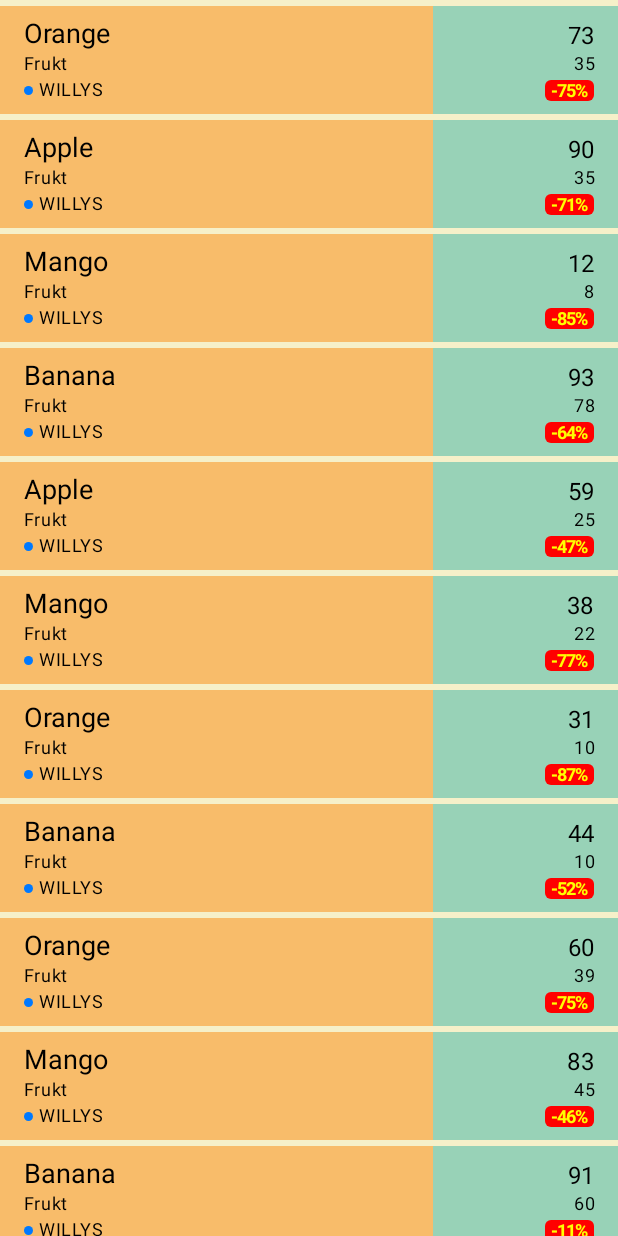
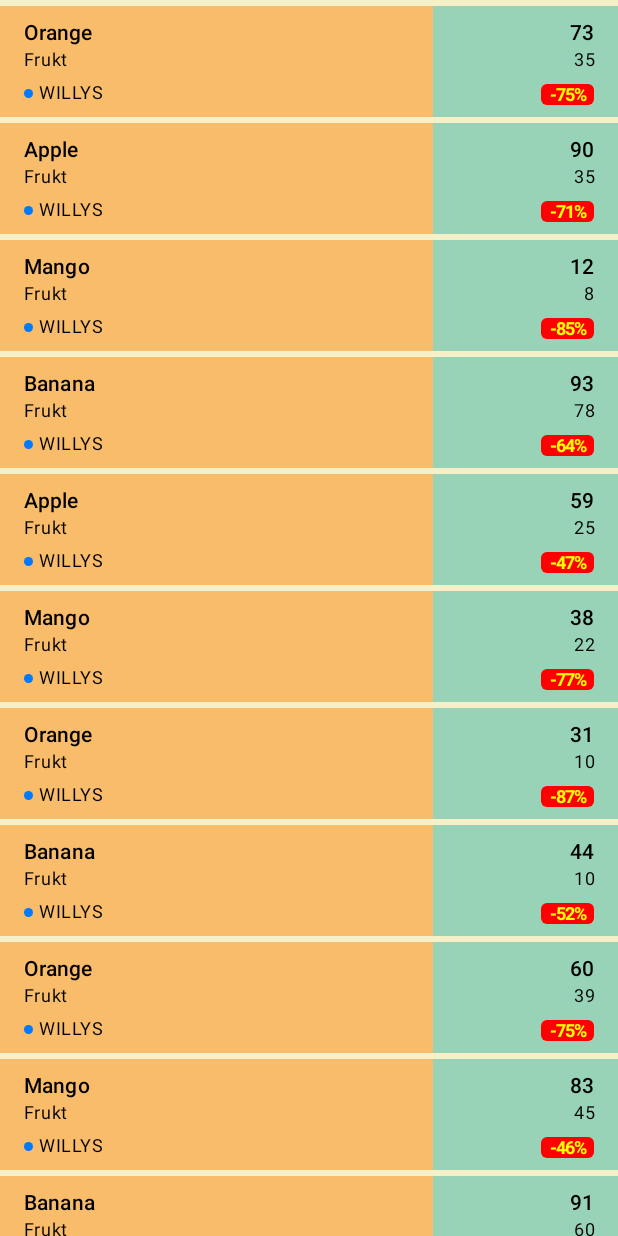
Before and after one commit to Rickard80/prismat, an Android app built with Jetpack Compose: the @Preview function DiscountScreenPreview, on a phone screen of 412 x 824 dp. Run offline under Robolectric (Android 15) with nearby library versions, the light colour scheme and no system bars.

Commit message:
Restyled table items. Fixed Willys parsing. Works on phone network. Updated target SDK to 35.

```diff
--- a/prismat-app/app/build.gradle.kts
+++ b/prismat-app/app/build.gradle.kts
@@ -18,12 +18,12 @@ val patchVersion = (minorVersion?.times(10)?.let { numberOfCommits?.minus(it) })
 
 android {
     namespace = "se.apps.arctic.prismat"
-    compileSdk = 34
+    compileSdk = 35
 
     defaultConfig {
         applicationId = "se.apps.arctic.prismat"
         minSdk = 33
-        targetSdk = 34
+        targetSdk = 35
         versionCode = numberOfCommits
         versionName = "$majorVersion.$minorVersion.$patchVersion"
 
--- a/prismat-app/app/src/main/AndroidManifest.xml
+++ b/prismat-app/app/src/main/AndroidManifest.xml
@@ -3,7 +3,6 @@
 
     <uses-permission android:name="android.permission.ACCESS_NETWORK_STATE" />
     <uses-permission android:name="android.permission.INTERNET" />
-    <uses-permission android:name="android.permission.CHANGE_NETWORK_STATE" />
 
     <application
         android:allowBackup="true"
--- a/prismat-app/app/src/main/java/se/apps/arctic/prismat/presentation/discounts/DiscountScreen.kt
+++ b/prismat-app/app/src/main/java/se/apps/arctic/prismat/presentation/discounts/DiscountScreen.kt
@@ -17,16 +17,18 @@ import se.apps.arctic.prismat.domain.viewmodel.DiscountViewModel
 import se.apps.arctic.prismat.presentation.discounts.components.DiscountItem
 import se.apps.arctic.prismat.presentation.errorscreen.ErrorScreen
 import se.apps.arctic.prismat.ui.theme.PrismatTheme
+import se.apps.arctic.prismat.ui.theme.Theme
+import se.apps.arctic.prismat.ui.theme.spacing
 
 @Composable
 fun DiscountScreen(
     discountViewModel: DiscountViewModel
 ) {
     val discounts = discountViewModel.items.collectAsState()
-    val listSpacing = if (isSystemInDarkTheme()) 6.dp else 4.dp
+    val listSpacing = if (isSystemInDarkTheme()) Theme.spacing.half else Theme.spacing.quarter
 
     if (discounts.value.isEmpty()) {
-        ErrorScreen(ApiState.NO_DISCOUNTS, stringResource(ApiState.NO_DISCOUNTS.getText()))
+        ErrorScreen(ApiState.NO_DISCOUNTS)
     } else {
         LazyColumn(
             contentPadding = PaddingValues(top = listSpacing, bottom = listSpacing),
--- a/prismat-app/app/src/main/java/se/apps/arctic/prismat/presentation/discounts/components/DiscountItem.kt
+++ b/prismat-app/app/src/main/java/se/apps/arctic/prismat/presentation/discounts/components/DiscountItem.kt
@@ -53,10 +53,10 @@ fun DiscountItem(item: Discount) {
             )
             .padding(vertical = Theme.spacing.half, horizontal = Theme.spacing.normal)
         ) {
-            Row(verticalAlignment = Alignment.Bottom, modifier = Modifier.padding(bottom = 1.dp)) {
+            Row(verticalAlignment = Alignment.Bottom) {
                 Text(
                     text = item.title,
-                    style = MaterialTheme.typography.titleLarge,
+                    style = MaterialTheme.typography.titleSmall,
                     maxLines = 1,
                     overflow = TextOverflow.Ellipsis,
                     color = MaterialTheme.colorScheme.onSurface,
@@ -66,13 +66,13 @@ fun DiscountItem(item: Discount) {
                 Text(text = item.price,
                     textAlign = TextAlign.Right,
                     maxLines = 1,
-                    style = MaterialTheme.typography.titleMedium,
+                    style = MaterialTheme.typography.titleSmall,
                     color = MaterialTheme.colorScheme.onSurface,
                     modifier = Modifier.weight(rightHandWeight)
                 )
             }
 
-            Row(modifier = Modifier.padding(bottom = 1.dp)) {
+            Row(modifier = Modifier.padding(bottom = 6.dp)) {
                 item.subtitle?.let {
                     Text(
                         text = it,
@@ -93,7 +93,7 @@ fun DiscountItem(item: Discount) {
                     modifier = Modifier.weight(rightHandWeight))
             }
 
-            Row {
+            Row(verticalAlignment = Alignment.Bottom) {
                 Store(item.store.name, Color(0xFF0079FF), modifier = Modifier.weight(1F))
 
                 DiscountSign(discount = item.discount, modifier = Modifier.padding(top =1.dp))
@@ -119,7 +119,7 @@ private fun Store(name: String, color: Color, modifier: Modifier) {
 private fun DiscountSign(discount: Int, modifier: Modifier) {
     Box(modifier = modifier
         .background(Color.Red, RoundedCornerShape(4.dp))
-        .padding(start = 4.dp, end = 3.dp)
+        .padding(start = 6.dp, end = 4.dp)
     ) {
         Text(text = "-${discount}%", style = MaterialTheme.typography.labelMedium, letterSpacing = TextUnit(-0.7F, TextUnitType.Sp), color = Color.Yellow, modifier = Modifier
             .align(Alignment.Center)
@@ -136,8 +136,8 @@ fun DiscountItemPreview() {
             Discount(
                 0,
                 "Titel som är väldigt lång och tilltagen",
-                "Subtitle  ska visa att titel när väldigt lång som tusan",
-                "100",
+                "Subtitle ska visa att titel när väldigt lång som tusan",
+                "100 kr",
                 10,
                 "100kr/kg",
                 SupportedStores.WILLYS
--- a/prismat-app/app/src/main/java/se/apps/arctic/prismat/ui/theme/Color.kt
+++ b/prismat-app/app/src/main/java/se/apps/arctic/prismat/ui/theme/Color.kt
@@ -4,7 +4,7 @@ import androidx.compose.ui.graphics.Color
 
 val primary = Color(0xFFEE8D4F)
 val secondary = Color(0xFFF8BC6A)
-val tetriary = Color(0xFF98D2B7)
+val tertiary = Color(0xFF98D2B7)
 val red = Color(0xFFF44336)
 val yellow = Color(0xFFFFEB3B)
 val error = Color(0xFFE0605A)
@@ -13,7 +13,7 @@ val willys = Color(0xFF0079FF)
 // Dark
 val surfaceDark = Color(0xFF272727)
 val secondaryDark = surfaceDark
-val tetriaryDark = surfaceDark
+val tertiaryDark = surfaceDark
 val backgroundDark = Color(0xFF000000)
 val onSurfaceDark = Color.White
 
--- a/prismat-app/app/src/main/java/se/apps/arctic/prismat/ui/theme/Theme.kt
+++ b/prismat-app/app/src/main/java/se/apps/arctic/prismat/ui/theme/Theme.kt
@@ -11,7 +11,6 @@ import androidx.compose.material3.lightColorScheme
 import androidx.compose.runtime.Composable
 import androidx.compose.runtime.CompositionLocalProvider
 import androidx.compose.runtime.SideEffect
-import androidx.compose.ui.graphics.toArgb
 import androidx.compose.ui.platform.LocalContext
 import androidx.compose.ui.platform.LocalView
 import androidx.compose.ui.unit.dp
@@ -20,7 +19,7 @@ import androidx.core.view.WindowCompat
 private val DarkColorScheme = darkColorScheme(
     primary = primary,
     secondary = secondaryDark,
-    tertiary = tetriaryDark,
+    tertiary = tertiaryDark,
     background = backgroundDark,
     onSurface = onSurfaceDark,
     error = error
@@ -29,7 +28,7 @@ private val DarkColorScheme = darkColorScheme(
 private val LightColorScheme = lightColorScheme(
     primary = surfaceDark,
     secondary = secondary,
-    tertiary = tetriary,
+    tertiary = tertiary,
     background = background,
     onSurface = onSurface,
     error = error,
@@ -66,8 +65,9 @@ fun PrismatTheme(
     if (!view.isInEditMode) {
         SideEffect {
             val window = (view.context as Activity).window
-            window.statusBarColor = colorScheme.primary.toArgb()
-            WindowCompat.getInsetsController(window, view).isAppearanceLightStatusBars = darkTheme
+            val insetsController = WindowCompat.getInsetsController(window, view)
+            insetsController.isAppearanceLightStatusBars = !darkTheme
+            insetsController.isAppearanceLightNavigationBars = !darkTheme
         }
     }
 
```
Also changed, not shown: prismat-app/app/src/main/java/se/apps/arctic/prismat/MainActivity.kt (+33 -13 lines), prismat-app/app/src/main/java/se/apps/arctic/prismat/domain/viewmodel/DiscountViewModel.kt (+9 -6 lines), prismat-app/app/src/main/java/se/apps/arctic/prismat/presentation/errorscreen/ErrorScreen.kt (+3 -4 lines), 1 other file.
